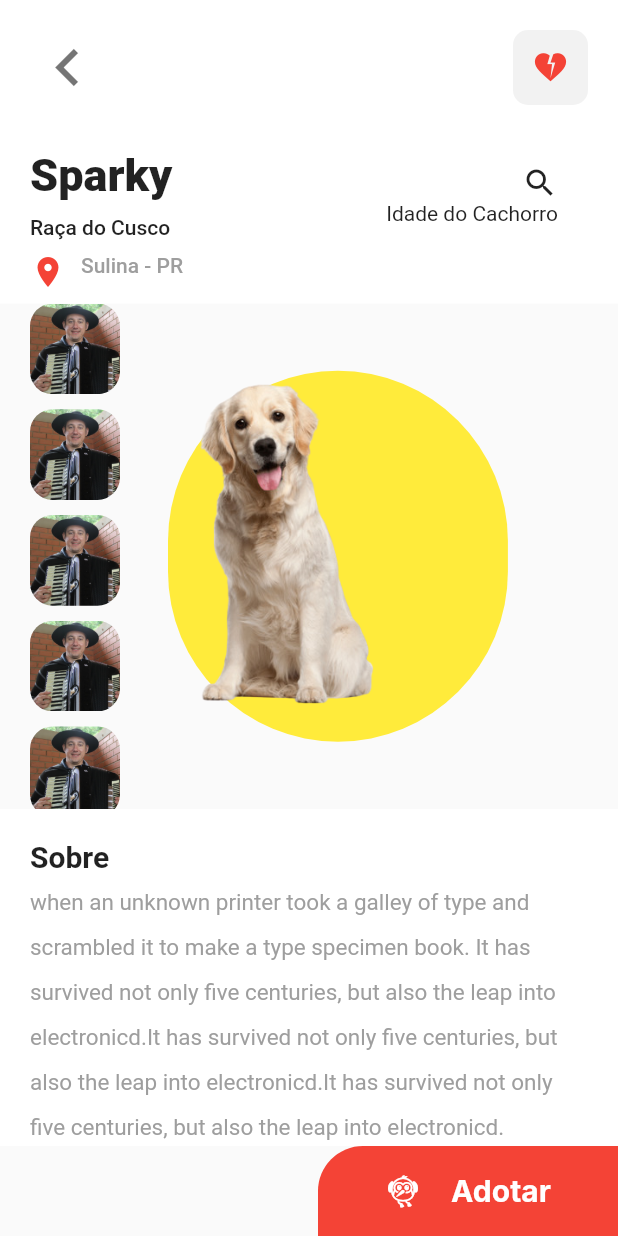
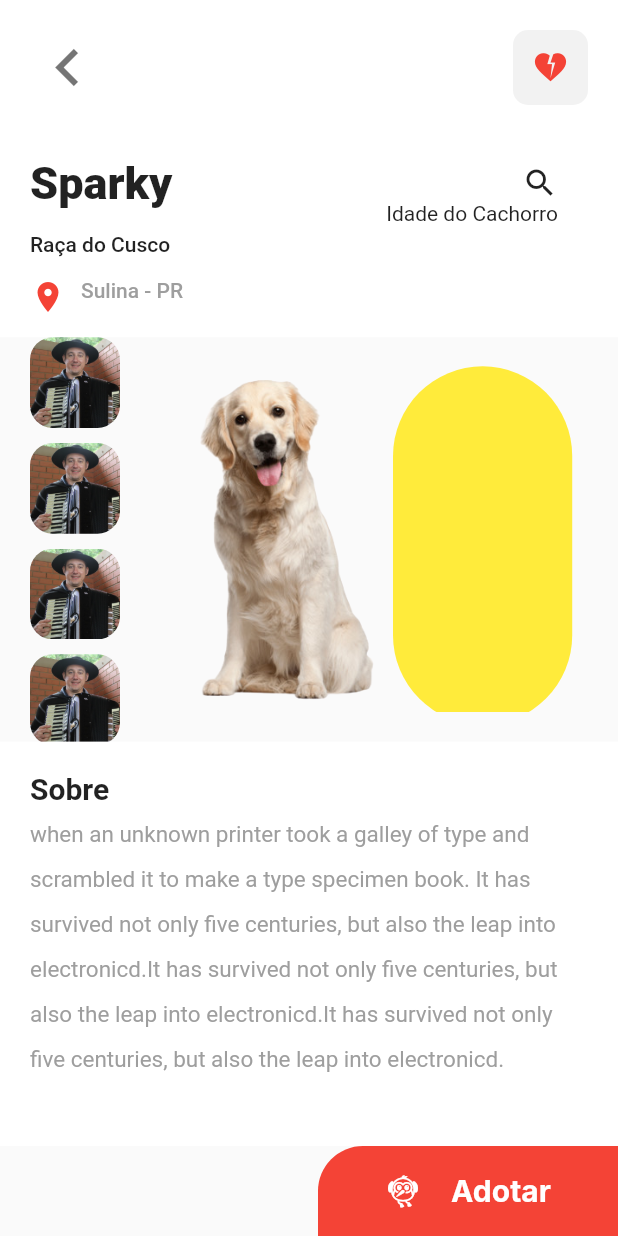
Before and after one commit to bracinho2/flutter_desafio01_interface, a Flutter app: the screen it shows after launch, on a phone screen of 412 x 824 dp. Run offline on Flutter 3.47's test engine with Material 2 defaults, Android fonts, the light colour scheme and no system bars; Roboto replaces fonts that are missing (Inter).

Commit message:
Atualização da tela 02

```diff
--- a/lib/app/modules/detail_page/detail_page.dart
+++ b/lib/app/modules/detail_page/detail_page.dart
@@ -24,7 +24,7 @@
                 ),
               ),
               const Expanded(
-                flex: 3,
+                flex: 2,
                 child: DogPhotos(),
               ),
               const Expanded(
--- a/lib/app/modules/detail_page/widgets/custom_dog_about.dart
+++ b/lib/app/modules/detail_page/widgets/custom_dog_about.dart
@@ -5,7 +5,9 @@
 
   @override
   Widget build(BuildContext context) {
+    final size = MediaQuery.of(context).size;
     return Container(
+      width: size.width,
       color: Colors.white,
       child: Padding(
         padding: const EdgeInsets.all(20),
--- a/lib/app/modules/detail_page/widgets/custom_dog_photos.dart
+++ b/lib/app/modules/detail_page/widgets/custom_dog_photos.dart
@@ -27,12 +27,15 @@
           width: 300,
           child: Stack(
             children: [
-              Container(
-                decoration: BoxDecoration(
-                    color: Colors.yellow,
-                    borderRadius: BorderRadius.circular(150)),
-                height: size.height * .3,
-                width: size.width * .55,
+              Positioned(
+                left: 150,
+                child: Container(
+                  decoration: BoxDecoration(
+                      color: Colors.yellow,
+                      borderRadius: BorderRadius.circular(150)),
+                  height: size.height * 0.29,
+                  width: size.width * 0.29,
+                ),
               ),
               Image.asset(
                 'assets/images/dog.png',
```
